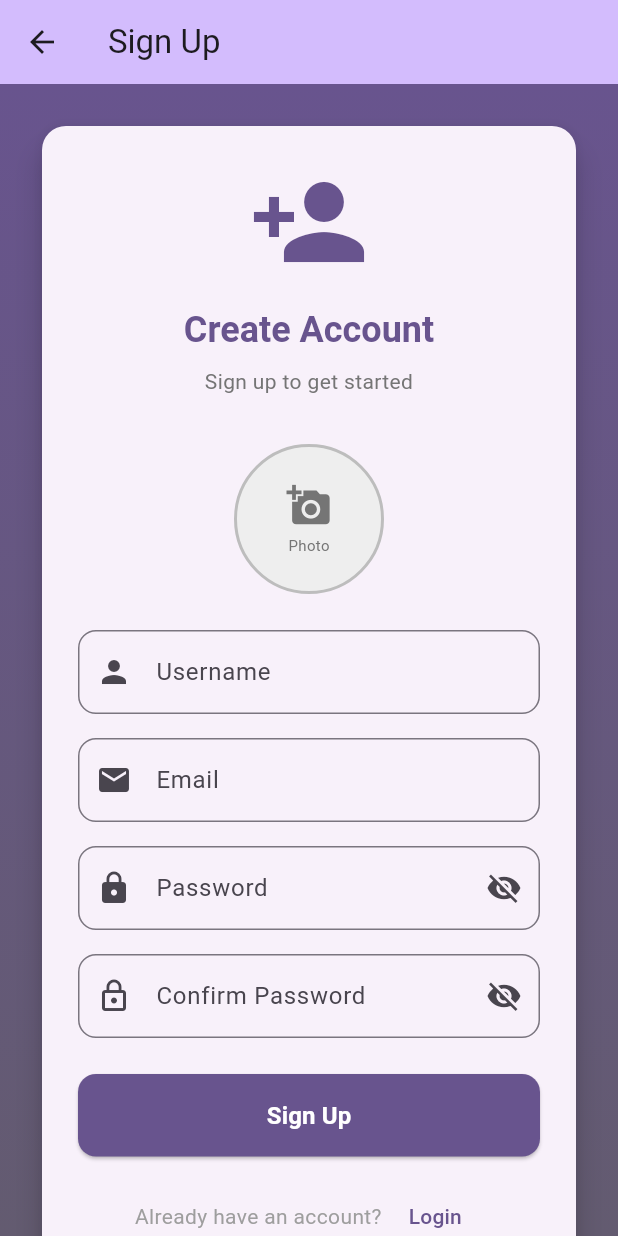
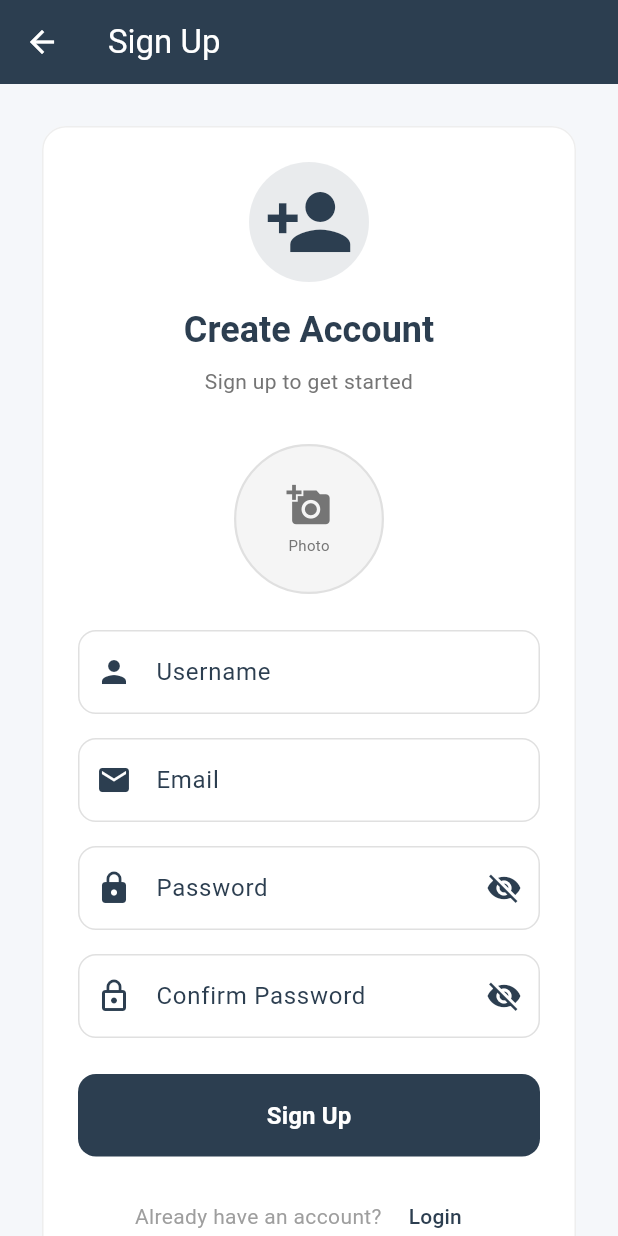
Before and after one commit to phamngocpho/flutter-midterm, a Flutter app: the LoginPage screen opened directly, after a tap on "Login", after a tap on "Sign Up", on a phone screen of 412 x 824 dp. Run offline on Flutter 3.47's test engine with Material 3 defaults, Android fonts, the phone set to English and light mode, and no system bars; our stand-ins replace dartz, equatable, flutter_bloc, flutter_dotenv, get_it, image_picker; missing offline and left inert: mongo_dart; statements that could not run were skipped.

```diff
--- a/lib/features/user_management/presentation/pages/login_page.dart
+++ b/lib/features/user_management/presentation/pages/login_page.dart
@@ -61,7 +61,7 @@ class _LoginPageState extends State<LoginPage> {
               ScaffoldMessenger.of(context).showSnackBar(
                 SnackBar(
                   content: Text('Welcome back, ${user.username}!'),
-                  backgroundColor: Colors.green,
+                  backgroundColor: Theme.of(context).colorScheme.primary,
                   duration: const Duration(seconds: 2),
                 ),
               );
@@ -80,10 +80,10 @@ class _LoginPageState extends State<LoginPage> {
 
             if (mounted) {
               ScaffoldMessenger.of(context).showSnackBar(
-                const SnackBar(
-                  content: Text('Invalid email or password'),
-                  backgroundColor: Colors.red,
-                  duration: Duration(seconds: 3),
+                SnackBar(
+                  content: const Text('Invalid email or password'),
+                  backgroundColor: Theme.of(context).colorScheme.error,
+                  duration: const Duration(seconds: 3),
                 ),
               );
             }
@@ -96,10 +96,10 @@ class _LoginPageState extends State<LoginPage> {
 
           if (mounted) {
             ScaffoldMessenger.of(context).showSnackBar(
-              const SnackBar(
-                content: Text('Failed to connect to server'),
-                backgroundColor: Colors.red,
-                duration: Duration(seconds: 3),
+              SnackBar(
+                content: const Text('Failed to connect to server'),
+                backgroundColor: Theme.of(context).colorScheme.error,
+                duration: const Duration(seconds: 3),
               ),
             );
           }
@@ -113,7 +113,7 @@ class _LoginPageState extends State<LoginPage> {
           ScaffoldMessenger.of(context).showSnackBar(
             SnackBar(
               content: Text('Error: ${e.toString()}'),
-              backgroundColor: Colors.red,
+              backgroundColor: Theme.of(context).colorScheme.error,
               duration: const Duration(seconds: 3),
             ),
           );
@@ -125,26 +125,11 @@ class _LoginPageState extends State<LoginPage> {
   @override
   Widget build(BuildContext context) {
     return Scaffold(
-      body: Container(
-        decoration: BoxDecoration(
-          gradient: LinearGradient(
-            begin: Alignment.topCenter,
-            end: Alignment.bottomCenter,
-            colors: [
-              Theme.of(context).colorScheme.primary,
-              Theme.of(context).colorScheme.secondary,
-            ],
-          ),
-        ),
-        child: SafeArea(
+      body: SafeArea(
         child: Center(
           child: SingleChildScrollView(
             padding: const EdgeInsets.all(24),
             child: Card(
-                elevation: 8,
-                shape: RoundedRectangleBorder(
-                  borderRadius: BorderRadius.circular(16),
-                ),
               child: Padding(
                 padding: const EdgeInsets.all(24),
                 child: Form(
@@ -154,18 +139,28 @@ class _LoginPageState extends State<LoginPage> {
                     crossAxisAlignment: CrossAxisAlignment.stretch,
                     children: [
                       // Logo or App Name
-                        Icon(
+                      Center(
+                        child: Container(
+                          width: 80,
+                          height: 80,
+                          decoration: BoxDecoration(
+                            color: Theme.of(context).colorScheme.primary.withOpacity(0.1),
+                            shape: BoxShape.circle,
+                          ),
+                          child: Icon(
                             Icons.account_circle,
-                          size: 80,
+                            size: 60,
                             color: Theme.of(context).colorScheme.primary,
+                          ),
+                        ),
                       ),
                       const SizedBox(height: 16),
                       Text(
                         'User Management',
                         textAlign: TextAlign.center,
                         style: Theme.of(context).textTheme.headlineSmall?.copyWith(
-                                fontWeight: FontWeight.bold,
-                                color: Theme.of(context).colorScheme.primary,
+                          fontWeight: FontWeight.w600,
+                          color: Theme.of(context).colorScheme.onSurface,
                         ),
                       ),
                       const SizedBox(height: 8),
@@ -173,7 +168,7 @@ class _LoginPageState extends State<LoginPage> {
                         'Please login to continue',
                         textAlign: TextAlign.center,
                         style: Theme.of(context).textTheme.bodyMedium?.copyWith(
-                                color: Colors.grey[600],
+                          color: Colors.grey.shade600,
                         ),
                       ),
                       const SizedBox(height: 32),
@@ -182,12 +177,9 @@ class _LoginPageState extends State<LoginPage> {
                       TextFormField(
                         controller: _emailController,
                         keyboardType: TextInputType.emailAddress,
-                          decoration: InputDecoration(
+                        decoration: const InputDecoration(
                           labelText: 'Email',
-                            border: OutlineInputBorder(
-                              borderRadius: BorderRadius.circular(12),
-                            ),
-                            prefixIcon: const Icon(Icons.email),
+                          prefixIcon: Icon(Icons.email),
                         ),
                         validator: (value) {
                           if (value == null || value.trim().isEmpty) {
@@ -208,9 +200,6 @@ class _LoginPageState extends State<LoginPage> {
                         obscureText: !_isPasswordVisible,
                         decoration: InputDecoration(
                           labelText: 'Password',
-                            border: OutlineInputBorder(
-                              borderRadius: BorderRadius.circular(12),
-                            ),
                           prefixIcon: const Icon(Icons.lock),
                           suffixIcon: IconButton(
                             icon: Icon(
@@ -239,11 +228,6 @@ class _LoginPageState extends State<LoginPage> {
                         onPressed: _isLoading ? null : _login,
                         style: ElevatedButton.styleFrom(
                           padding: const EdgeInsets.symmetric(vertical: 16),
-                            backgroundColor: Theme.of(context).colorScheme.primary,
-                            foregroundColor: Colors.white,
-                            shape: RoundedRectangleBorder(
-                              borderRadius: BorderRadius.circular(12),
-                            ),
                         ),
                         child: _isLoading
                             ? const SizedBox(
@@ -300,7 +284,7 @@ class _LoginPageState extends State<LoginPage> {
                         child: Text(
                           'Skip Login (Admin Mode)',
                           style: TextStyle(
-                              color: Colors.grey[600],
+                            color: Colors.grey.shade600,
                           ),
                         ),
                       ),
@@ -312,7 +296,6 @@ class _LoginPageState extends State<LoginPage> {
           ),
         ),
       ),
-      ),
     );
   }
 }
--- a/lib/features/user_management/presentation/pages/signup_page.dart
+++ b/lib/features/user_management/presentation/pages/signup_page.dart
@@ -110,10 +110,10 @@ class _SignUpPageState extends State<SignUpPage> {
         });
         if (mounted) {
           ScaffoldMessenger.of(context).showSnackBar(
-            const SnackBar(
-              content: Text('Username already exists'),
-              backgroundColor: Colors.red,
-              duration: Duration(seconds: 3),
+            SnackBar(
+              content: const Text('Username already exists'),
+              backgroundColor: Theme.of(context).colorScheme.error,
+              duration: const Duration(seconds: 3),
             ),
           );
         }
@@ -128,10 +128,10 @@ class _SignUpPageState extends State<SignUpPage> {
         });
         if (mounted) {
           ScaffoldMessenger.of(context).showSnackBar(
-            const SnackBar(
-              content: Text('Email already exists'),
-              backgroundColor: Colors.red,
-              duration: Duration(seconds: 3),
+            SnackBar(
+              content: const Text('Email already exists'),
+              backgroundColor: Theme.of(context).colorScheme.error,
+              duration: const Duration(seconds: 3),
             ),
           );
         }
@@ -178,10 +178,10 @@ class _SignUpPageState extends State<SignUpPage> {
       // Show success message and navigate to login
       if (mounted) {
         ScaffoldMessenger.of(context).showSnackBar(
-          const SnackBar(
-            content: Text('Account created successfully! Please login'),
-            backgroundColor: Colors.green,
-            duration: Duration(seconds: 2),
+          SnackBar(
+            content: const Text('Account created successfully! Please login'),
+            backgroundColor: Theme.of(context).colorScheme.primary,
+            duration: const Duration(seconds: 2),
           ),
         );
 
@@ -198,28 +198,12 @@ class _SignUpPageState extends State<SignUpPage> {
     return Scaffold(
       appBar: AppBar(
         title: const Text('Sign Up'),
-        backgroundColor: Theme.of(context).colorScheme.inversePrimary,
       ),
-      body: Container(
-        decoration: BoxDecoration(
-          gradient: LinearGradient(
-            begin: Alignment.topCenter,
-            end: Alignment.bottomCenter,
-            colors: [
-              Theme.of(context).colorScheme.primary,
-              Theme.of(context).colorScheme.secondary,
-            ],
-          ),
-        ),
-        child: SafeArea(
+      body: SafeArea(
         child: Center(
           child: SingleChildScrollView(
             padding: const EdgeInsets.all(24),
             child: Card(
-                elevation: 8,
-                shape: RoundedRectangleBorder(
-                  borderRadius: BorderRadius.circular(16),
-                ),
               child: Padding(
                 padding: const EdgeInsets.all(24),
                 child: Form(
@@ -229,18 +213,28 @@ class _SignUpPageState extends State<SignUpPage> {
                     crossAxisAlignment: CrossAxisAlignment.stretch,
                     children: [
                       // Icon
-                        Icon(
+                      Center(
+                        child: Container(
+                          width: 80,
+                          height: 80,
+                          decoration: BoxDecoration(
+                            color: Theme.of(context).colorScheme.primary.withOpacity(0.1),
+                            shape: BoxShape.circle,
+                          ),
+                          child: Icon(
                             Icons.person_add,
-                          size: 80,
+                            size: 60,
                             color: Theme.of(context).colorScheme.primary,
+                          ),
+                        ),
                       ),
                       const SizedBox(height: 16),
                       Text(
                         'Create Account',
                         textAlign: TextAlign.center,
                         style: Theme.of(context).textTheme.headlineSmall?.copyWith(
-                                fontWeight: FontWeight.bold,
-                                color: Theme.of(context).colorScheme.primary,
+                          fontWeight: FontWeight.w600,
+                          color: Theme.of(context).colorScheme.onSurface,
                         ),
                       ),
                       const SizedBox(height: 8),
@@ -248,7 +242,7 @@ class _SignUpPageState extends State<SignUpPage> {
                         'Sign up to get started',
                         textAlign: TextAlign.center,
                         style: Theme.of(context).textTheme.bodyMedium?.copyWith(
-                                color: Colors.grey[600],
+                          color: Colors.grey.shade600,
                         ),
                       ),
                       const SizedBox(height: 32),
@@ -261,9 +255,9 @@ class _SignUpPageState extends State<SignUpPage> {
                             width: 100,
                             height: 100,
                             decoration: BoxDecoration(
-                                color: Colors.grey[200],
+                              color: Colors.grey.shade100,
                               shape: BoxShape.circle,
-                                border: Border.all(color: Colors.grey[400]!, width: 2),
+                              border: Border.all(color: Colors.grey.shade300, width: 1.5),
                             ),
                             child: _selectedImagePath != null
                                 ? ClipOval(
@@ -272,11 +266,11 @@ class _SignUpPageState extends State<SignUpPage> {
                                 : Column(
                               mainAxisAlignment: MainAxisAlignment.center,
                               children: [
-                                        Icon(Icons.add_a_photo, size: 30, color: Colors.grey[600]),
+                                Icon(Icons.add_a_photo, size: 30, color: Colors.grey.shade600),
                                 const SizedBox(height: 4),
                                 Text(
                                   'Photo',
-                                          style: TextStyle(fontSize: 10, color: Colors.grey[600]),
+                                  style: TextStyle(fontSize: 10, color: Colors.grey.shade600),
                                 ),
                               ],
                             ),
@@ -288,12 +282,9 @@ class _SignUpPageState extends State<SignUpPage> {
                       // Username Field
                       TextFormField(
                         controller: _usernameController,
-                          decoration: InputDecoration(
+                        decoration: const InputDecoration(
                           labelText: 'Username',
-                            border: OutlineInputBorder(
-                              borderRadius: BorderRadius.circular(12),
-                            ),
-                            prefixIcon: const Icon(Icons.person),
+                          prefixIcon: Icon(Icons.person),
                         ),
                         validator: (value) {
                           if (value == null || value.trim().isEmpty) {
@@ -311,12 +302,9 @@ class _SignUpPageState extends State<SignUpPage> {
                       TextFormField(
                         controller: _emailController,
                         keyboardType: TextInputType.emailAddress,
-                          decoration: InputDecoration(
+                        decoration: const InputDecoration(
                           labelText: 'Email',
-                            border: OutlineInputBorder(
-                              borderRadius: BorderRadius.circular(12),
-                            ),
-                            prefixIcon: const Icon(Icons.email),
+                          prefixIcon: Icon(Icons.email),
                         ),
                         validator: (value) {
                           if (value == null || value.trim().isEmpty) {
@@ -337,9 +325,6 @@ class _SignUpPageState extends State<SignUpPage> {
                         obscureText: !_isPasswordVisible,
                         decoration: InputDecoration(
                           labelText: 'Password',
-                            border: OutlineInputBorder(
-                              borderRadius: BorderRadius.circular(12),
-                            ),
                           prefixIcon: const Icon(Icons.lock),
                           suffixIcon: IconButton(
                             icon: Icon(
@@ -372,9 +357,6 @@ class _SignUpPageState extends State<SignUpPage> {
                         obscureText: !_isConfirmPasswordVisible,
                         decoration: InputDecoration(
                           labelText: 'Confirm Password',
-                            border: OutlineInputBorder(
-                              borderRadius: BorderRadius.circular(12),
-                            ),
                           prefixIcon: const Icon(Icons.lock_outline),
                           suffixIcon: IconButton(
                             icon: Icon(
@@ -406,11 +388,6 @@ class _SignUpPageState extends State<SignUpPage> {
                         onPressed: _isLoading ? null : _signUp,
                         style: ElevatedButton.styleFrom(
                           padding: const EdgeInsets.symmetric(vertical: 16),
-                            backgroundColor: Theme.of(context).colorScheme.primary,
-                            foregroundColor: Colors.white,
-                            shape: RoundedRectangleBorder(
-                              borderRadius: BorderRadius.circular(12),
-                            ),
                         ),
                         child: _isLoading
                             ? const SizedBox(
@@ -460,7 +437,6 @@ class _SignUpPageState extends State<SignUpPage> {
           ),
         ),
       ),
-      ),
     );
   }
 
@@ -476,7 +452,7 @@ class _SignUpPageState extends State<SignUpPage> {
         width: 100,
         height: 100,
         errorBuilder: (context, error, stackTrace) {
-          return Icon(Icons.error, size: 40, color: Colors.red);
+          return const Icon(Icons.error, size: 40, color: Colors.red);
         },
       );
     }
@@ -487,7 +463,7 @@ class _SignUpPageState extends State<SignUpPage> {
       width: 100,
       height: 100,
       errorBuilder: (context, error, stackTrace) {
-        return Icon(Icons.error, size: 40, color: Colors.red);
+        return const Icon(Icons.error, size: 40, color: Colors.red);
       },
     );
   }
```
Also changed, not shown: lib/features/user_management/presentation/pages/user_form_page.dart (+4 -6 lines), lib/features/user_management/presentation/pages/user_list_page.dart (+4 -5 lines), lib/main.dart (+66 -14 lines). Lines whose indentation alone changed are shown as unchanged.
